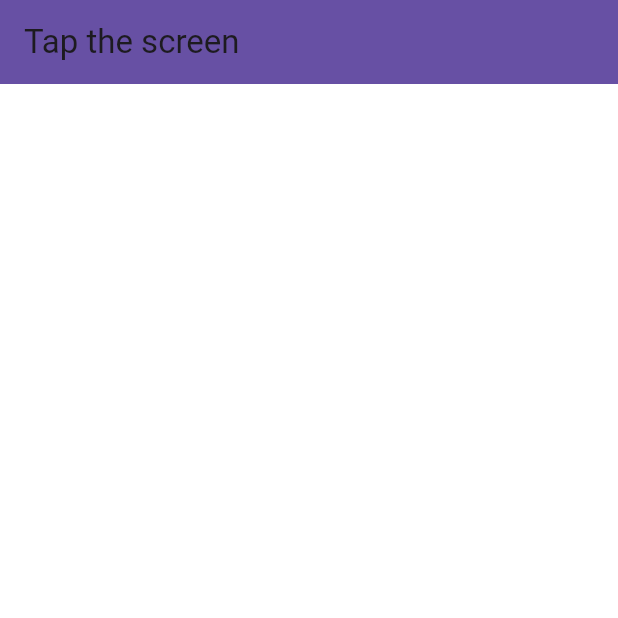
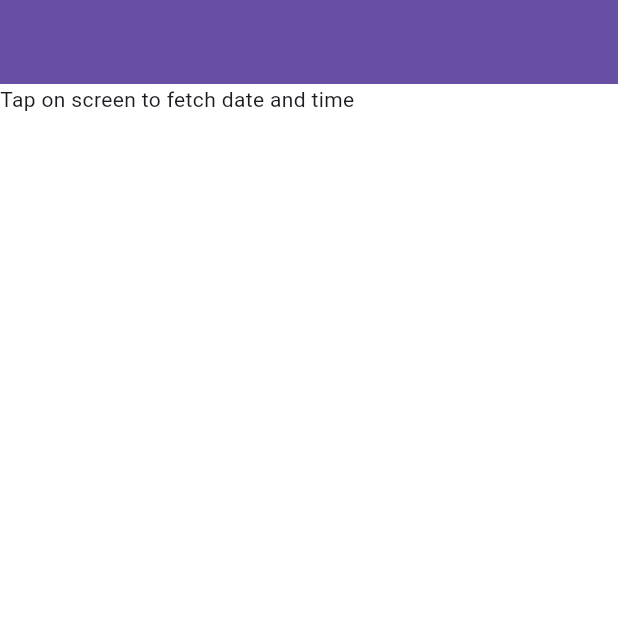
Before and after one commit to GemotiveerdeStudent/statefullapp_course, a Flutter app: the screen it shows after launch, on a phone screen of 412 x 824 dp, the top half of it. Run offline on Flutter 3.47's test engine with Material 3 defaults, Android fonts, the phone set to English and light mode, and no system bars.

Commit message:
replaced the title use to the API use to fetch the dateandtime into the title.

```diff
--- a/lib/main.dart
+++ b/lib/main.dart
@@ -9,7 +9,10 @@ void main() {
         primarySwatch: Colors.blue,
       ),
       debugShowCheckedModeBanner: false,
-      home: const HomePage(),
+      home: ApiProvider(
+        api: Api(),
+        child: const HomePage(),
+      ),
     ),
   );
 }
@@ -28,6 +31,10 @@ class ApiProvider extends InheritedWidget {
   bool updateShouldNotify(covariant ApiProvider oldWidget) {
     return uuid != oldWidget.uuid;
   }
+
+  static ApiProvider of(BuildContext context) {
+    return context.dependOnInheritedWidgetOfExactType<ApiProvider>()!;
+  }
 }
 
 class HomePage extends StatefulWidget {
@@ -38,25 +45,40 @@ class HomePage extends StatefulWidget {
 }
 
 class _HomePageState extends State<HomePage> {
-  String title = "Tap the screen";
+  ValueKey _textKey = const ValueKey<String?>(null);
 
   @override
   Widget build(BuildContext context) {
     return Scaffold(
       appBar: AppBar(
-        title: Text(title),
+        title: Text(ApiProvider.of(context).api.dateAndTime ?? ''),
         backgroundColor: Theme.of(context).primaryColor,
       ),
       body: GestureDetector(
-        onTap: () {
+        onTap: () async {
+          final api = ApiProvider.of(context).api;
+          final dateAndTime = await api.getDateAndTime();
           setState(() {
-            title = DateTime.now().toString();
+            _textKey = ValueKey(dateAndTime);
           });
         },
-        child: Container(
-          color: Colors.white,
+        child: SizedBox.expand(
+          child: Container(
+              color: Colors.white, child: DateTimeWidget(key: _textKey)),
         ),
       ),
+    );
+  }
+}
+
+class DateTimeWidget extends StatelessWidget {
+  const DateTimeWidget({super.key});
+
+  @override
+  Widget build(BuildContext context) {
+    final api = ApiProvider.of(context).api;
+    return Text(
+      api.dateAndTime ?? 'Tap on screen to fetch date and time',
     );
   }
 }
```
